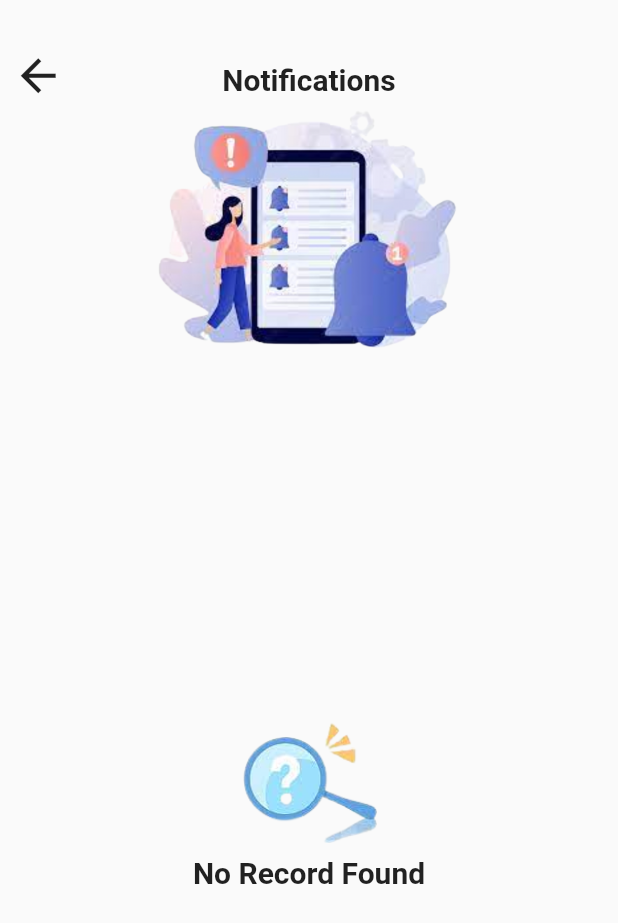
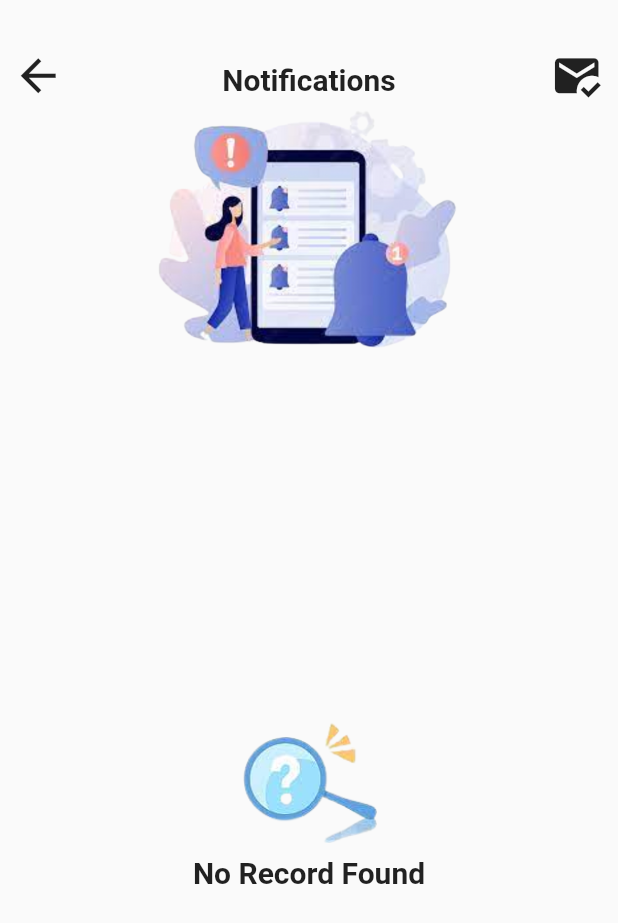
Before and after one commit to PUAJINGYI/physio_track, a Flutter app: the PatientHomePage screen opened directly, item 5 of the bottom bar chosen, after a tap on the "notifications" icon, on a phone screen of 412 x 824 dp. Shown: the top 923 px of the screen. Run offline on Flutter 3.47's test engine with Material 2 defaults, Android fonts, the phone set to English and light mode, and no system bars; our stand-ins replace auto_size_text, avatar_glow, carousel_slider, cloud_firestore, confetti, date_picker_timeline and 18 more; missing offline and left inert: flutter_email_sender, googleapis, youtube_explode_dart; accounts and stored records are empty; statements that could not run were skipped.

Commit message:
update noti trigger and mark read all icon

```diff
--- a/lib/notification/screen/notification_list_screen.dart
+++ b/lib/notification/screen/notification_list_screen.dart
@@ -232,6 +232,20 @@ class _NotificationListScreenState extends State<NotificationListScreen> {
                 },
               ),
             ),
+             Positioned(
+              top: 25,
+              right: 5,
+              child: IconButton(
+                icon: Icon(
+                  Icons.mark_email_read,
+                  size: 35.0,
+                ),
+                onPressed: () async{
+                  await notificationService.updateAllNotificationStatus(uid);
+                  _refreshIndicatorKey.currentState?.show();
+                },
+              ),
+            ),
             Positioned(
               top: 25,
               left: 0,
--- a/lib/user_sceen/patient/patient_home_page.dart
+++ b/lib/user_sceen/patient/patient_home_page.dart
@@ -101,7 +101,7 @@ class _PatientHomePageState extends State<PatientHomePage>
     _requestPermissions();
     NotificationApi.init();
     pushNotiForPatient();
-    pushAppointmentNoti();
+    // pushAppointmentNoti();
   }
 
   Future<void> _isAndroidPermissionGranted() async {
@@ -151,25 +151,28 @@ class _PatientHomePageState extends State<PatientHomePage>
 
   void pushNotiForPatient() {
     final ptNotiId = dotenv.env['PT_REMINDER'];
-    NotificationApi.periodicallyPushNoti(
+    final otNotiId = dotenv.env['OT_REMINDER'];
+
+    NotificationApi.showScheduledNotification(
         id: int.parse(ptNotiId!),
         title: 'Physiotherapy Reminder',
         body: 'Please complete your Physiotherapy Activities for today',
         payload: 'pt',
-      interval: RepeatInterval.daily,
-    );
+        scheduledDate: DateTime(2024, 1, 16, 9, 0, 0));
 
-    final otNotiId = dotenv.env['OT_REMINDER'];
-    NotificationApi.periodicallyPushNoti(
+    NotificationApi.showScheduledNotification(
         id: int.parse(otNotiId!),
         title: 'Occupational Therapy Reminder',
         body: 'Please complete your Occupational Therapy Activities for today',
         payload: 'ot',
-      interval: RepeatInterval.daily,
-    );
+        scheduledDate: DateTime(2024, 1, 16, 9, 30, 0));
   }
 
   void pushAppointmentNoti() async {
+    final appointmentReminderId = dotenv.env['APPOINTMENT_REMINDER'];
+    for (int i = 10; i <= 20; i++) {
+      NotificationApi.cancelNoti(id: i);
+    }
     String uid = FirebaseAuth.instance.currentUser!.uid;
     int patientId = await userManagementService.fetchUserIdByUid(uid);
     Appointment? appointment =
@@ -179,7 +182,7 @@ class _PatientHomePageState extends State<PatientHomePage>
       String formattedTime = DateFormat('hh:mm a').format(appointmentDate);
 
       NotificationApi.showScheduledNotification(
-          id: appointment.id,
+          id: int.parse(appointmentReminderId!),
           title: 'Appointment Reminder',
           body: 'You have an appointment at ${formattedTime}',
           payload: 'appointment',
```
Also changed, not shown: lib/appointment/service/appointment_in_pending_service.dart (+4 -4 lines), lib/notification/api/notification_api.dart (+17 -17 lines), lib/notification/service/notification_service.dart (+25 -0 lines), lib/user_sceen/physio/physio_home_page.dart (+11 -2 lines), pubspec.yaml (+1 -65 lines). Lines whose indentation alone changed are shown as unchanged.
